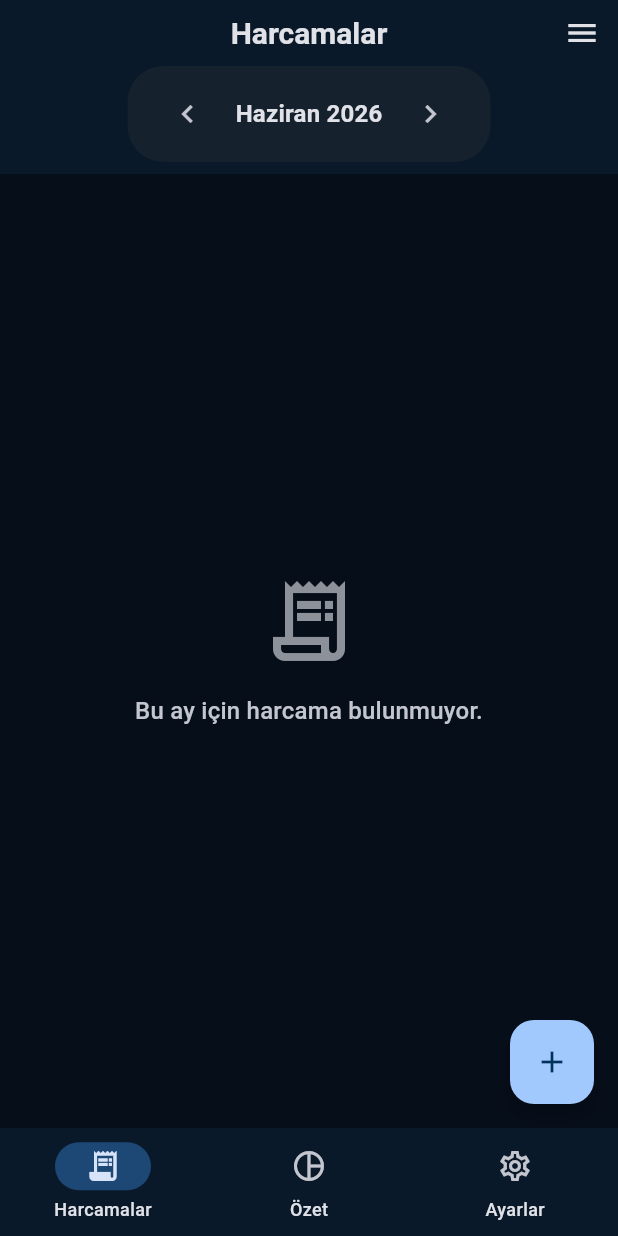
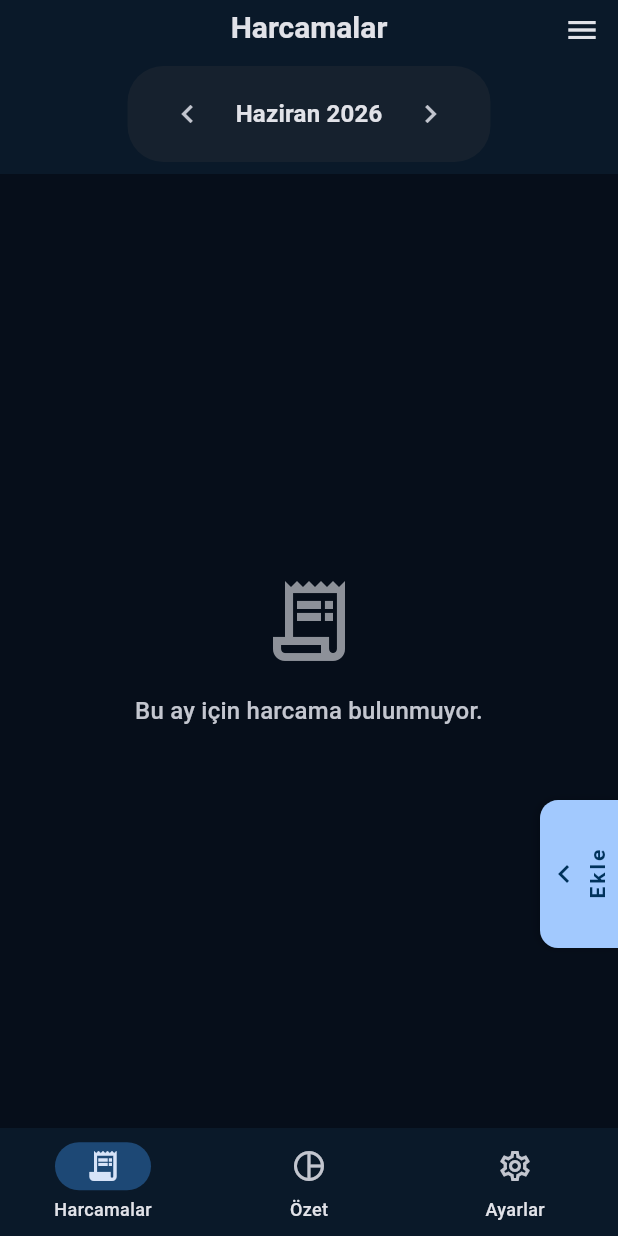
Before and after one commit to JeoKeci/igt, a Flutter app: the screen it shows once a user with an empty profile is signed in, on a phone screen of 412 x 824 dp. Run offline on Flutter 3.47's test engine with Material 3 defaults, Android fonts, the phone set to English and light mode, and no system bars; our stand-ins replace cached_network_image, flutter_riverpod, image_picker, share_plus, supabase_flutter; missing offline and left inert: excel; accounts and stored records are empty; statements that could not run were skipped.

Commit message:
feat: replace main fab with side handle, move category add to appbar

```diff
--- a/lib/screens/harcamalar_screen.dart
+++ b/lib/screens/harcamalar_screen.dart
@@ -17,23 +17,7 @@ class HarcamalarScreen extends ConsumerWidget {
     final selectedMonth = ref.watch(selectedMonthProvider);
     final harcamalarAsyncValue = ref.watch(filteredHarcamalarProvider);
 
-    return Scaffold(
-      appBar: AppBar(
-        title: const Text('Harcamalar'),
-        bottom: PreferredSize(
-          preferredSize: const Size.fromHeight(60),
-          child: Padding(
-            padding: const EdgeInsets.only(bottom: 8.0),
-            child: AySecici(
-              selectedMonth: selectedMonth,
-              onChanged: (newMonth) {
-                ref.read(selectedMonthProvider.notifier).state = newMonth;
-              },
-            ),
-          ),
-        ),
-      ),
-      body: harcamalarAsyncValue.when(
+    final Widget bodyContent = harcamalarAsyncValue.when(
         data: (harcamalar) {
           if (harcamalar.isEmpty) {
             return const EmptyWidget(
@@ -85,18 +69,79 @@ class HarcamalarScreen extends ConsumerWidget {
           message: 'Harcamalar yüklenirken hata oluştu: $error',
           onRetry: () => ref.refresh(harcamalarProvider),
         ),
+      );
+
+    return Scaffold(
+      appBar: AppBar(
+        title: const Text('Harcamalar'),
+        centerTitle: true,
+        bottom: PreferredSize(
+          preferredSize: const Size.fromHeight(60),
+          child: Padding(
+            padding: const EdgeInsets.all(8.0),
+            child: AySecici(
+              selectedMonth: selectedMonth,
+              onChanged: (newMonth) {
+                ref.read(selectedMonthProvider.notifier).state = newMonth;
+              },
+            ),
+          ),
+        ),
+      ),
+      body: Stack(
+        children: [
+          bodyContent,
+          // Yandan Açılır İnce Çubuk (Side Handle)
+          Positioned(
+            right: 0,
+            bottom: 120, // Özet barının üstünde kalsın
+            child: Builder(
+              builder: (context) => GestureDetector(
+                onTap: () {
+                  Scaffold.of(context).openEndDrawer();
+                },
+                child: Container(
+                  padding: const EdgeInsets.symmetric(horizontal: 4, vertical: 32),
+                  decoration: BoxDecoration(
+                    color: Theme.of(context).colorScheme.primary,
+                    borderRadius: const BorderRadius.only(
+                      topLeft: Radius.circular(12),
+                      bottomLeft: Radius.circular(12),
+                    ),
+                    boxShadow: [
+                      BoxShadow(
+                        color: Colors.black.withValues(alpha: 0.2),
+                        blurRadius: 4,
+                        offset: const Offset(-2, 0),
+                      ),
+                    ],
+                  ),
+                  child: Row(
+                    mainAxisSize: MainAxisSize.min,
+                    children: [
+                      Icon(Icons.chevron_left, color: Theme.of(context).colorScheme.onPrimary),
+                      RotatedBox(
+                        quarterTurns: 3,
+                        child: Text(
+                          'Ekle',
+                          style: TextStyle(
+                            color: Theme.of(context).colorScheme.onPrimary,
+                            fontWeight: FontWeight.bold,
+                            letterSpacing: 2,
+                          ),
+                        ),
+                      ),
+                    ],
+                  ),
+                ),
+              ),
+            ),
+          ),
+        ],
       ),
       endDrawer: const Drawer(
         width: 380, // Telefondaysa ~tam ekran, tabletteyse sağda 380px kaplar
         child: HarcamaEkleScreen(),
-      ),
-      floatingActionButton: Builder(
-        builder: (context) => FloatingActionButton(
-          onPressed: () {
-            Scaffold.of(context).openEndDrawer();
-          },
-          child: const Icon(Icons.add),
-        ),
       ),
     );
   }
--- a/lib/screens/kategori_yonetimi_screen.dart
+++ b/lib/screens/kategori_yonetimi_screen.dart
@@ -158,6 +158,21 @@ class _KategoriYonetimiScreenState extends ConsumerState<KategoriYonetimiScreen>
     return Scaffold(
       appBar: AppBar(
         title: const Text('Harcama Kategorileri'),
+        actions: [
+          IconButton(
+            icon: const Icon(Icons.add_circle_outline),
+            onPressed: () {
+              final kategoriler = kategorilerAsync.value;
+              int nextNo = 1;
+              if (kategoriler != null && kategoriler.isNotEmpty) {
+                nextNo = kategoriler.map((e) => e.no).reduce((a, b) => a > b ? a : b) + 1;
+              }
+              _showFormDialog(autoNo: nextNo);
+            },
+            tooltip: 'Yeni Kategori Ekle',
+          ),
+          const SizedBox(width: 8),
+        ],
       ),
       body: kategorilerAsync.when(
         data: (kategoriler) {
@@ -199,18 +214,6 @@ class _KategoriYonetimiScreenState extends ConsumerState<KategoriYonetimiScreen>
           onRetry: () => ref.refresh(kategorilerProvider),
         ),
       ),
-      floatingActionButton: FloatingActionButton.extended(
-        onPressed: () {
-          final kategoriler = kategorilerAsync.value;
-          int nextNo = 1;
-          if (kategoriler != null && kategoriler.isNotEmpty) {
-            nextNo = kategoriler.map((e) => e.no).reduce((a, b) => a > b ? a : b) + 1;
-          }
-          _showFormDialog(autoNo: nextNo);
-        },
-        icon: const Icon(Icons.add),
-        label: const Text('Yeni Kategori'),
-      ),
     );
   }
 }
```
